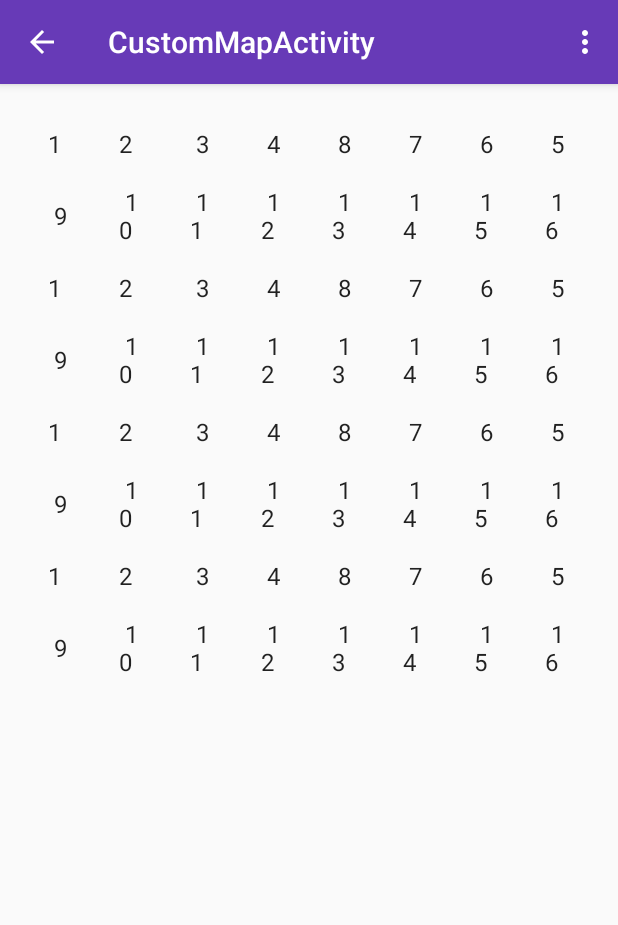
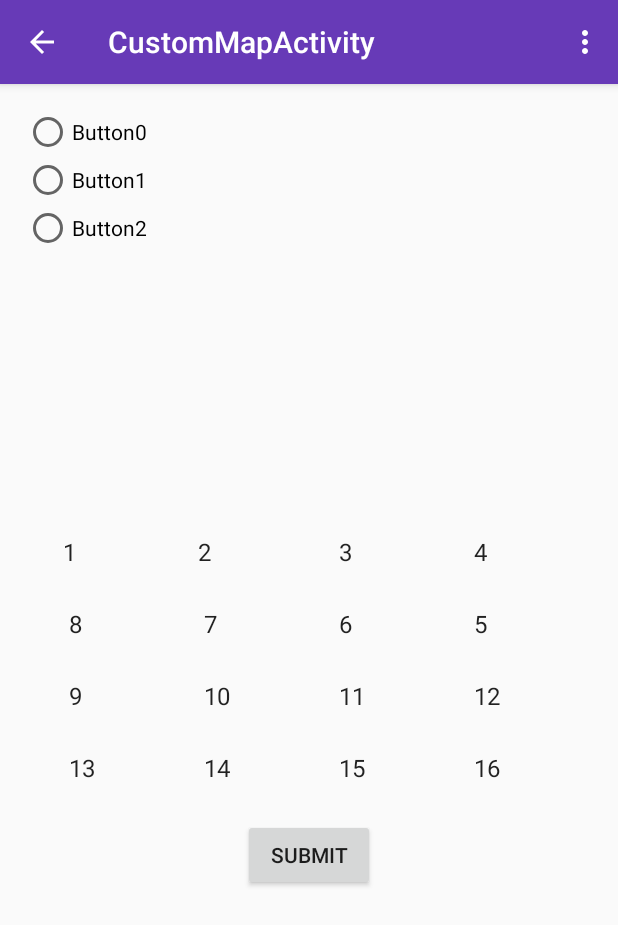
Before and after one commit to Codeminators/byldafarm, an Android app: the screen it shows after launch (CustomMapActivity), on a phone screen of 412 x 824 dp. Shown: the top 925 px of the screen. Run offline under Robolectric (Android 15) with nearby library versions, the phone set to English and light mode, and no system bars; 1 statement that could not run was skipped.

Commit message:
update swipe view

```diff
--- a/app/src/main/AndroidManifest.xml
+++ b/app/src/main/AndroidManifest.xml
@@ -32,5 +32,7 @@
             </intent-filter>
         </activity>
     </application>
+    <uses-permission android:name="android.permission.INTERNET"></uses-permission>
+    <uses-permission android:name="android.permission.ACCESS_WIFI_STATE"></uses-permission>
 
 </manifest>
--- a/app/src/main/java/geekfest/com/byldafarm/CustomMapActivity.java
+++ b/app/src/main/java/geekfest/com/byldafarm/CustomMapActivity.java
@@ -1,42 +1,69 @@
 package geekfest.com.byldafarm;
 
+import android.graphics.Color;
+import android.media.Image;
+import android.support.v7.app.ActionBarActivity;
 import android.os.Bundle;
-import android.support.v7.app.ActionBarActivity;
 import android.util.Log;
 import android.view.Menu;
 import android.view.MenuItem;
 import android.view.MotionEvent;
 import android.view.View;
 import android.widget.ArrayAdapter;
+import android.widget.BaseAdapter;
+import android.widget.Button;
 import android.widget.GridView;
+import android.widget.ImageButton;
+import android.widget.LinearLayout;
+import android.widget.RadioButton;
+import android.widget.RadioGroup;
+import android.widget.RelativeLayout;
+import android.widget.Toast;
+
+import java.util.ArrayList;
+import java.util.HashMap;
 
 
 public class CustomMapActivity extends ActionBarActivity {
 
     private GridView gridView;
+    private Button submitButton;
+    private RadioGroup radioGroup;
     @Override
     protected void onCreate(Bundle savedInstanceState) {
         super.onCreate(savedInstanceState);
         setContentView(R.layout.activity_custom_map);
         gridView = (GridView) findViewById(R.id.grid_view);
+        submitButton = (Button) findViewById(R.id.submit);
+        radioGroup = new RadioGroup(this);
+        RelativeLayout relativeLayout = (RelativeLayout) findViewById(R.id.relativeLayout);
+        final ArrayList<String> cropList = new ArrayList<>();
+        for(int i = 0; i < 3; i++){
+            cropList.add("Crop" + i);
+        }
+
+        for(int i = 0; i < cropList.size(); i++){
+            RadioButton button = new RadioButton(this);
+            button.setText("Button" + i);
+            button.setId(i);
+            RelativeLayout.LayoutParams layoutParams1 = new RelativeLayout.LayoutParams(
+                    RelativeLayout.LayoutParams.WRAP_CONTENT,
+                    RelativeLayout.LayoutParams.WRAP_CONTENT);
+            if(i > 0) {
+                layoutParams1.addRule(RelativeLayout.RIGHT_OF, i - 1);
+            }
+            button.setLayoutParams(layoutParams1);
+            radioGroup.addView(button);
+        }
+
+        relativeLayout.addView(radioGroup);
 
         String[] blanks = new String[] {
                 "1", "2 ", " 3", " 4",
                 " 8", " 7", " 6", " 5",
                 " 9", " 10", " 11", " 12",
                 " 13", " 14", " 15", " 16",
-                "1", "2 ", " 3", " 4",
-                " 8", " 7", " 6", " 5",
-                " 9", " 10", " 11", " 12",
-                " 13", " 14", " 15", " 16",
-                "1", "2 ", " 3", " 4",
-                " 8", " 7", " 6", " 5",
-                " 9", " 10", " 11", " 12",
-                " 13", " 14", " 15", " 16",
-                "1", "2 ", " 3", " 4",
-                " 8", " 7", " 6", " 5",
-                " 9", " 10", " 11", " 12",
-                " 13", " 14", " 15", " 16"};
+                };
         ArrayAdapter<String> adapter = new ArrayAdapter<String>(this, android.R.layout.simple_list_item_1, blanks);
 
         gridView.setAdapter(adapter);
@@ -47,12 +74,31 @@ public class CustomMapActivity extends ActionBarActivity {
 
                 if (event.getAction() == MotionEvent.ACTION_MOVE) {
                     gridView.requestFocusFromTouch();
-                    //     gridView.getSelectedView().setBackgroundColor(Color.parseColor("#000000"));
+//                         gridView.getFocusedChild().setBackgroundColor(Color.parseColor("#000000"));
+
                     gridView.setSelection(gridView.pointToPosition((int) event.getX(), (int) event.getY()));
+                    if(gridView.getSelectedItemPosition() != -1 && gridView.getChildAt(gridView.getSelectedItemPosition()).getTag() == null) {
+                        switch (radioGroup.getCheckedRadioButtonId()){
+                            case 0 :
+                                gridView.getChildAt(gridView.getSelectedItemPosition()).setBackgroundColor(Color.parseColor("#000000"));
+                                gridView.getChildAt(gridView.getSelectedItemPosition()).setTag(0);
+                                break;
+                            case 1 :
+                                gridView.getChildAt(gridView.getSelectedItemPosition()).setBackgroundColor(Color.parseColor("#0000FF"));
+                                gridView.getChildAt(gridView.getSelectedItemPosition()).setTag(1);
+                                break;
+                            case 2 :
+                                gridView.getChildAt(gridView.getSelectedItemPosition()).setBackgroundColor(Color.parseColor("#00FF00"));
+                                gridView.getChildAt(gridView.getSelectedItemPosition()).setTag(2);
+                                break;
+                        }
+
+                    }
+
                     return true;
                 }
                 if (event.getAction() == MotionEvent.ACTION_UP) {
-                    gridView.clearFocus();
+//                    gridView.clearFocus();
 
                     return true;
                 }
@@ -60,8 +106,36 @@ public class CustomMapActivity extends ActionBarActivity {
                 return false;
             }
         });
+
+        submitButton.setOnClickListener(new View.OnClickListener() {
+            @Override
+            public void onClick(View v) {
+                int crop1 = 0;
+                int crop2 = 0;
+                int crop3 = 0;
+                int sum = 0;
+                for(int i = 0; i < gridView.getChildCount(); i++){
+                    if(gridView.getChildAt(i).getTag()!= null){
+                        int index = (Integer)gridView.getChildAt(i).getTag();
+                        switch (index){
+                            case 0 : crop1++;
+                                break;
+                            case 1 : crop2++;
+                                break;
+                            case 2 : crop3++;
+                                break;
+                        }
+                        sum++;
+                    }
+                }
+
+                if(sum == gridView.getChildCount()){
+                    Log.d("Crop Value", crop1 + " " + crop2 + " " + crop3);
+                }
+            }
+
+        });
     }
-
 
     @Override
     public boolean onCreateOptionsMenu(Menu menu) {
--- a/app/src/main/res/layout/activity_custom_map.xml
+++ b/app/src/main/res/layout/activity_custom_map.xml
@@ -3,19 +3,30 @@
     android:layout_height="match_parent" android:paddingLeft="@dimen/activity_horizontal_margin"
     android:paddingRight="@dimen/activity_horizontal_margin"
     android:paddingTop="@dimen/activity_vertical_margin"
-    android:paddingBottom="@dimen/activity_vertical_margin" tools:context=".MainActivity">
+    android:paddingBottom="@dimen/activity_vertical_margin" tools:context=".MainActivity"
+    android:id="@+id/relativeLayout"
+    >
 
     <GridView
         android:id="@+id/grid_view"
-        android:numColumns="8"
+        android:numColumns="4"
 
-        android:layout_width = "fill_parent"
-        android:layout_height = "fill_parent"
+        android:layout_width = "wrap_content"
+        android:layout_height = "wrap_content"
         android:listSelector = "@drawable/farm_selector"
-
+        android:layout_margin="10dp"
 
         android:layout_centerVertical="true"
         android:layout_centerHorizontal="true">
 
     </GridView>
+
+    <Button
+        android:layout_below="@+id/grid_view"
+        android:layout_width="wrap_content"
+        android:layout_height="wrap_content"
+        android:text="Submit"
+        android:id="@+id/submit"
+        android:layout_centerHorizontal="true"
+        />
 </RelativeLayout>
```
Also changed, not shown: 2 other files.
